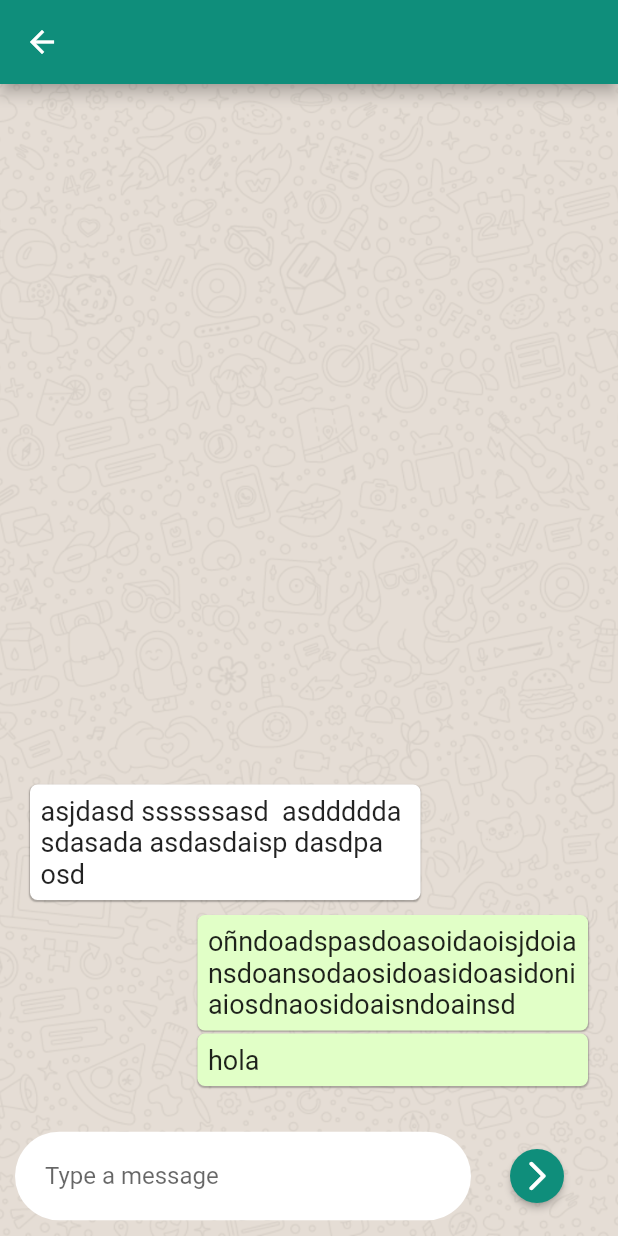
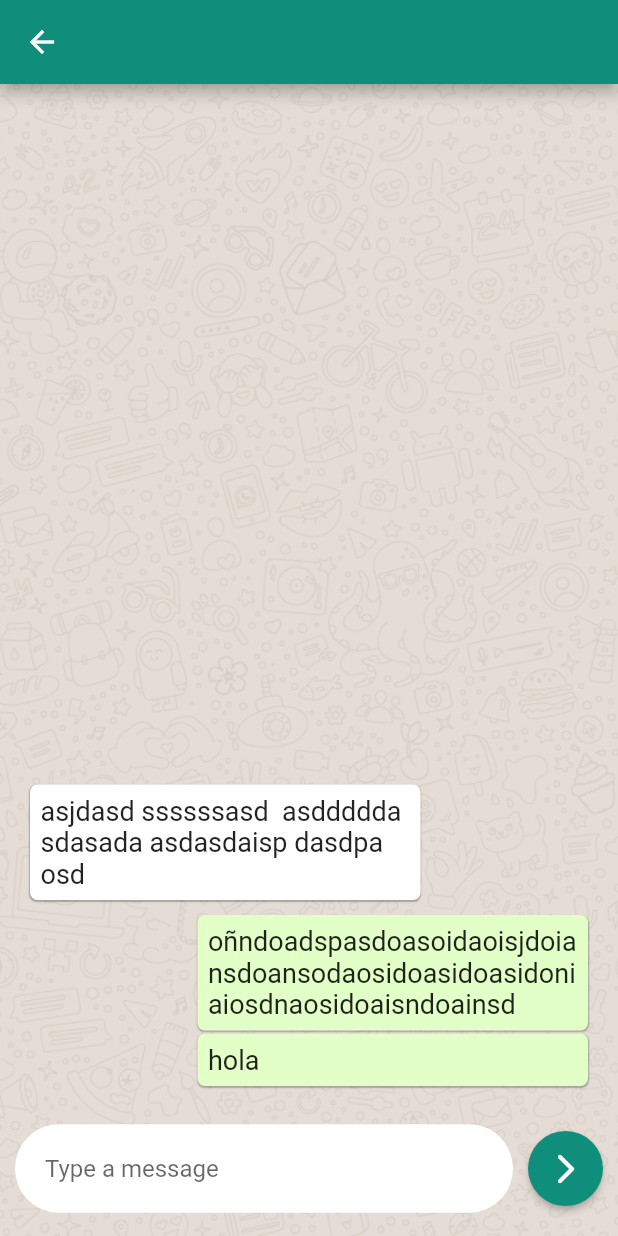
Before and after one commit to elpatronaco/whatsapp2app, a Flutter app: the Chat screen opened directly, on a phone screen of 412 x 824 dp. Run offline on Flutter 3.47's test engine with Material 2 defaults, Android fonts, the light colour scheme and no system bars; our stand-ins replace dio, flutter_svg, get_it, shared_preferences; missing offline and left inert: signalr_core; accounts and stored records are empty.

```diff
--- a/lib/Models/Dto/Message/MessageModel.dart
+++ b/lib/Models/Dto/Message/MessageModel.dart
@@ -12,12 +12,14 @@ class Message {
       required this.content,
       required this.sentDate});
 
-  Message.fromJson(Map<String, dynamic> json)
-      : id = json["id"],
-        recipientId = json["recipientId"],
-        amISender = json["amISender"],
-        content = json["content"],
-        sentDate = json["sentDate"];
+  factory Message.fromJson(Map<String, dynamic> json) {
+    return Message(
+        id: json["id"],
+        recipientId: json["recipientId"],
+        amISender: json["amISender"],
+        content: json["content"],
+        sentDate: DateTime.parse(json["sentDate"]));
+  }
 
   Map<String, dynamic> toJson() => {
         "id": id,
--- a/lib/Models/Dto/Tokens/Tokens.dart
+++ b/lib/Models/Dto/Tokens/Tokens.dart
@@ -4,9 +4,9 @@ class Tokens {
 
   Tokens({required this.idToken, required this.accessToken});
 
-  Tokens.fromJson(Map<String, dynamic> json)
-      : idToken = json["idToken"],
-        accessToken = json["accessToken"];
+  factory Tokens.fromJson(Map<String, dynamic> json) {
+    return Tokens(idToken: json["idToken"], accessToken: json["accessToken"]);
+  }
 
   Map<String, dynamic> toJson() =>
       {"idToken": idToken, "accessToken": accessToken};
--- a/lib/Pages/Chat.dart
+++ b/lib/Pages/Chat.dart
@@ -32,7 +32,7 @@ class Chat extends StatelessWidget {
               flex: 1,
               child: Container(
                 child: Padding(
-                  padding: EdgeInsets.all(20),
+                  padding: const EdgeInsets.all(20),
                   child: ListView.separated(
                     scrollDirection: Axis.vertical,
                     reverse: true,
@@ -52,14 +52,17 @@ class Chat extends StatelessWidget {
                 ),
               ),
             ),
-            Container(
-              height: 80,
+            ConstrainedBox(
+              constraints: const BoxConstraints(minHeight: 80, maxHeight: 160),
+              child: Container(
                 child: Padding(
-                padding: EdgeInsets.fromLTRB(10, 0, 10, 0),
+                  padding: const EdgeInsets.fromLTRB(10, 0, 10, 10),
                   child: Row(
                     children: [
                       Expanded(
                         child: TextField(
+                          minLines: 1,
+                          maxLines: 6,
                           textAlign: TextAlign.left,
                           decoration: InputDecoration(
                             contentPadding: const EdgeInsets.all(20),
@@ -67,21 +70,30 @@ class Chat extends StatelessWidget {
                             filled: true,
                             hintText: "Type a message",
                             border: OutlineInputBorder(
-                            borderSide:
-                                BorderSide(style: BorderStyle.none, width: 0),
+                              borderSide: const BorderSide(
+                                  style: BorderStyle.none, width: 0),
                               borderRadius: BorderRadius.circular(30),
                             ),
                           ),
                         ),
                       ),
-                    RawMaterialButton(
+                      const SizedBox(width: 10),
+                      Padding(
+                        padding: const EdgeInsets.fromLTRB(0, 10, 0, 10),
+                        child: Container(
+                          width: 50,
+                          height: 50,
+                          child: RawMaterialButton(
                             onPressed: handleSend,
-                      child: Icon(Icons.arrow_forward_ios_rounded,
+                            child: const Icon(Icons.arrow_forward_ios_rounded,
                                 color: Colors.white),
                             fillColor: Theme.of(context).primaryColor,
-                      shape: CircleBorder(),
+                            shape: const CircleBorder(),
+                          ),
+                        ),
                       ),
                     ],
+                  ),
                 ),
               ),
             ),
--- a/lib/Pages/Login.dart
+++ b/lib/Pages/Login.dart
@@ -111,7 +111,7 @@ class _LoginState extends State<Login> {
               style: ElevatedButton.styleFrom(
                 primary: Theme.of(context).primaryColorLight,
                 minimumSize: Size(double.infinity, 30),
-                padding: EdgeInsets.all(10),
+                padding: EdgeInsets.all(12),
               ),
             )
           ]),
--- a/lib/Pages/Welcome.dart
+++ b/lib/Pages/Welcome.dart
@@ -46,7 +46,7 @@ class Welcome extends StatelessWidget {
                     style: ElevatedButton.styleFrom(
                         primary: Theme.of(context).primaryColorLight,
                         minimumSize: Size(double.infinity, 30),
-                        padding: EdgeInsets.all(10)),
+                        padding: EdgeInsets.all(12)),
                   ),
                   SizedBox(height: 30),
                   Text("from", style: TextStyle(color: Colors.black54)),
```
Also changed, not shown: lib/Components/ChatRow.dart (+5 -5 lines), lib/Models/Dto/Chat/OpenChat.dart (+10 -6 lines), lib/Models/Dto/User/UserModel.dart (+7 -5 lines), lib/Pages/Home.dart (+6 -6 lines), lib/Service/MessageService.dart (+13 -9 lines). Lines whose indentation alone changed are shown as unchanged.
